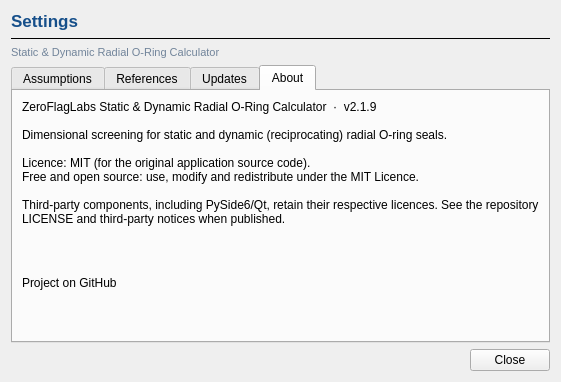
This is src/ui/forms/settings_dialog.ui in ZeroFlagLabs/radial-oring-calculator as Qt 5 draws it before an edit. The edited form follows.
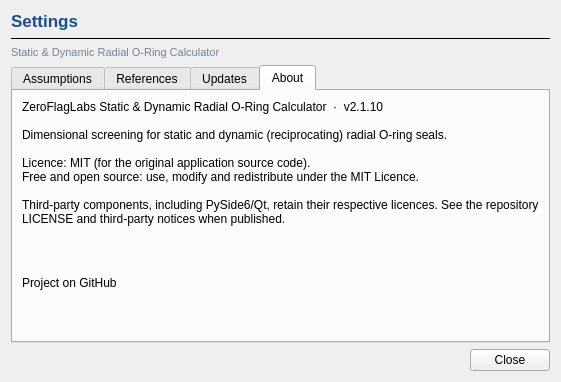
This is the edited form. The open tabs and pages were chosen to show the change.

Commit message: Release Static & Dynamic Radial O-Ring Calculator v2.1.10: standardised desktop interface

```diff
--- a/src/ui/forms/settings_dialog.ui
+++ b/src/ui/forms/settings_dialog.ui
@@ -221,7 +221,7 @@
        <item>
         <widget class="QLabel" name="about_text">
          <property name="text">
-          <string>ZeroFlagLabs Static &amp; Dynamic Radial O-Ring Calculator  ·  v2.1.9
+          <string>ZeroFlagLabs Static &amp; Dynamic Radial O-Ring Calculator  ·  v2.1.10
 
 Dimensional screening for static and dynamic (reciprocating) radial O-ring seals.
 
```
The commit also changes 15 other files.
